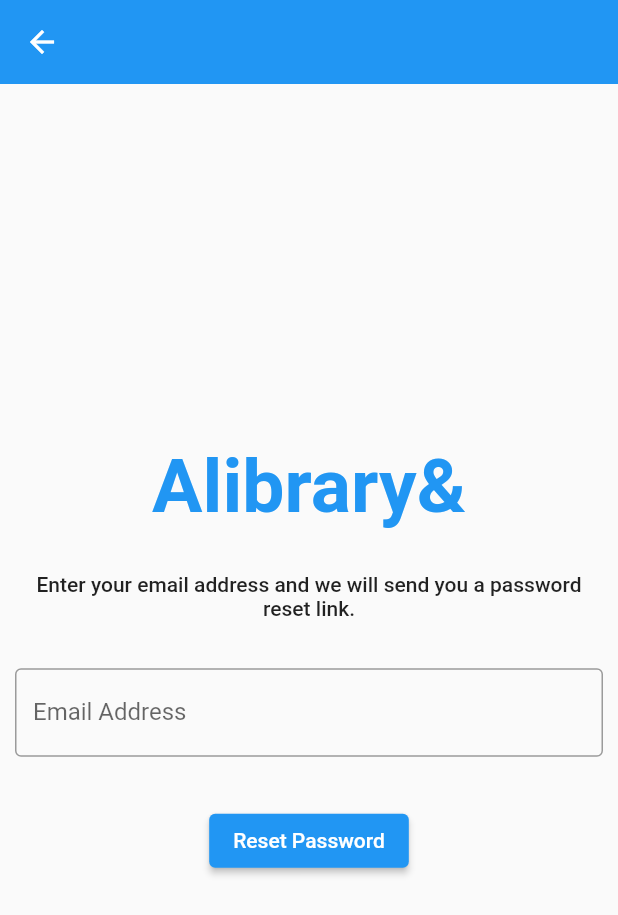
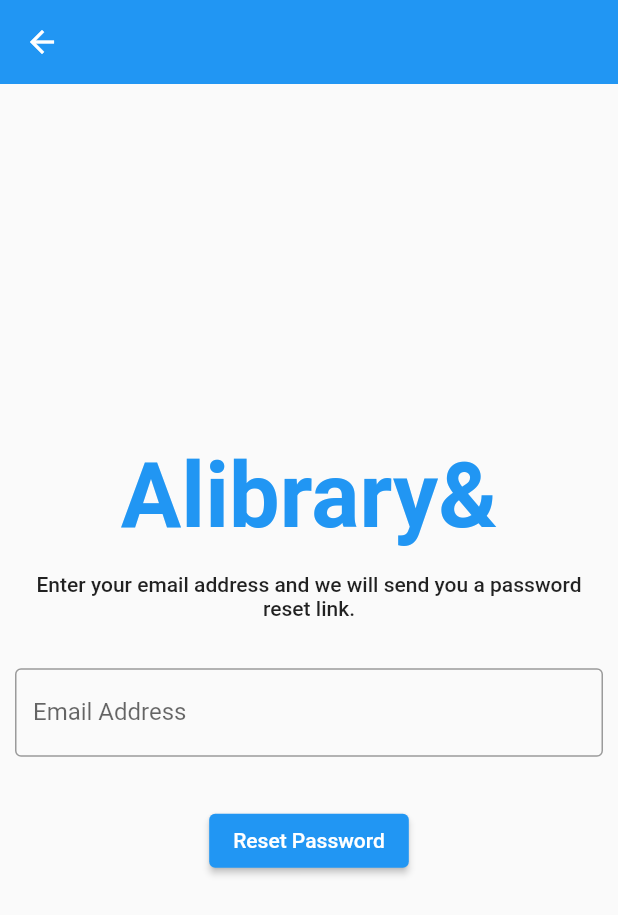
Before and after one commit to johnthuo1/Mini-App, a Flutter app: the ForgotPasswordPage screen opened directly, on a phone screen of 412 x 824 dp. Shown: the top 915 px of the screen. Run offline on Flutter 3.47's test engine with Material 2 defaults, Android fonts, the phone set to English and light mode, and no system bars; our stand-ins replace cloud_firestore, firebase_auth, firebase_core, firebase_messaging, firebase_storage, fluttertoast and 4 more; accounts and stored records are empty; Roboto replaces fonts that are missing (Arizonia).

Commit message:
Update forgot_password.dart

```diff
--- a/lib/screens/forgot_password.dart
+++ b/lib/screens/forgot_password.dart
@@ -62,7 +62,7 @@ class _ForgotPasswordPageState extends State<ForgotPasswordPage> {
                 child: Text("Alibrary&",
                 style: GoogleFonts.arizonia(
                   color: Colors.blue,
-                  fontSize: 50,
+                  fontSize: 60,
                   fontWeight: FontWeight.bold,
                 ),),
               ),
```
